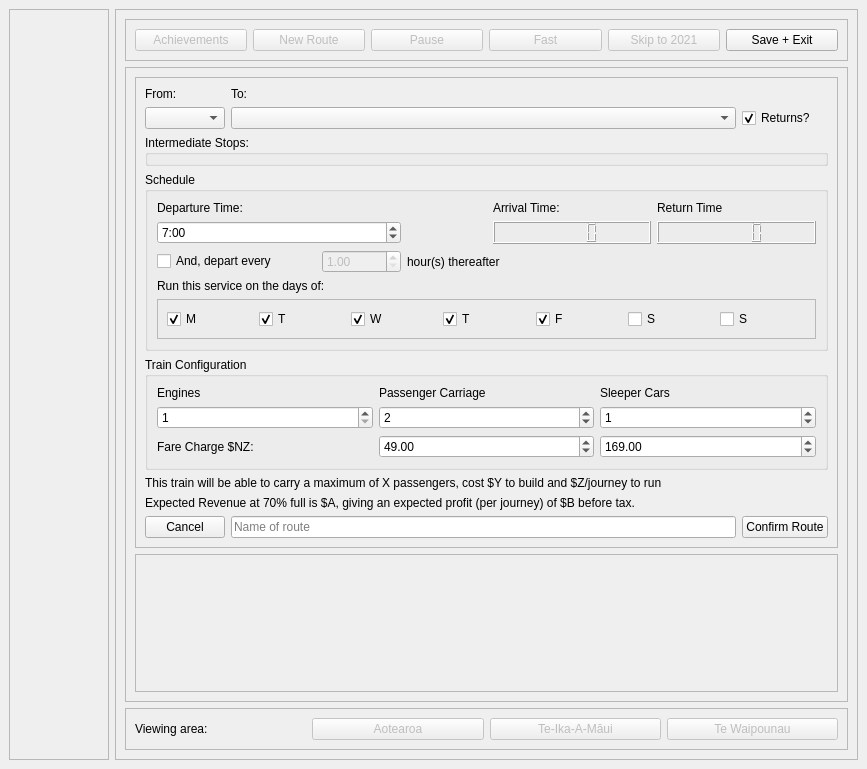
The window that main_window.ui (green0range/timetables) describes before a commit, drawn with Qt 5.
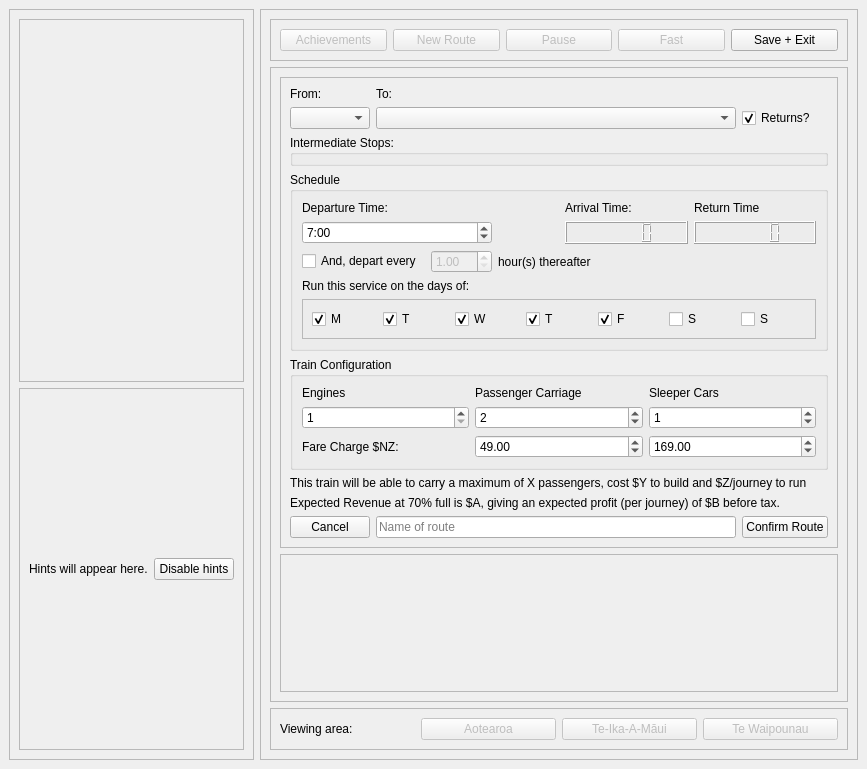
The same window after the commit.

Commit message: Tutorial completed

```diff
--- a/main_window.ui
+++ b/main_window.ui
@@ -19,7 +19,7 @@
    </property>
    <layout class="QHBoxLayout" name="horizontalLayout">
     <item>
-     <widget class="QFrame" name="frm_map">
+     <widget class="QFrame" name="frm_left">
       <property name="minimumSize">
        <size>
         <width>100</width>
@@ -32,6 +32,53 @@
       <property name="frameShadow">
        <enum>QFrame::Raised</enum>
       </property>
+      <layout class="QVBoxLayout" name="verticalLayout_3">
+       <item>
+        <widget class="QFrame" name="frm_map">
+         <property name="frameShape">
+          <enum>QFrame::StyledPanel</enum>
+         </property>
+         <property name="frameShadow">
+          <enum>QFrame::Raised</enum>
+         </property>
+        </widget>
+       </item>
+       <item>
+        <widget class="QFrame" name="fr_hint">
+         <property name="frameShape">
+          <enum>QFrame::StyledPanel</enum>
+         </property>
+         <property name="frameShadow">
+          <enum>QFrame::Raised</enum>
+         </property>
+         <layout class="QGridLayout" name="gridLayout_6">
+          <item row="0" column="0">
+           <widget class="QLabel" name="lbl_hint">
+            <property name="text">
+             <string>Hints will appear here.</string>
+            </property>
+            <property name="wordWrap">
+             <bool>true</bool>
+            </property>
+           </widget>
+          </item>
+          <item row="0" column="1">
+           <widget class="QPushButton" name="btn_disable_hint">
+            <property name="maximumSize">
+             <size>
+              <width>200</width>
+              <height>16777215</height>
+             </size>
+            </property>
+            <property name="text">
+             <string>Disable hints</string>
+            </property>
+           </widget>
+          </item>
+         </layout>
+        </widget>
+       </item>
+      </layout>
      </widget>
     </item>
     <item>
@@ -110,16 +157,6 @@
             </property>
            </widget>
           </item>
-          <item>
-           <widget class="QPushButton" name="btn_skip_year">
-            <property name="enabled">
-             <bool>false</bool>
-            </property>
-            <property name="text">
-             <string>Skip to 2021</string>
-            </property>
-           </widget>
-          </item>
           <item>
            <widget class="QPushButton" name="btn_exit">
             <property name="text">
@@ -508,7 +545,7 @@
               <rect>
                <x>0</x>
                <y>0</y>
-               <width>701</width>
+               <width>673</width>
                <height>79</height>
               </rect>
              </property>
```
Left out of the diff: 16 changed lines with no effect on the pictures. The commit also changes 2 other files.
